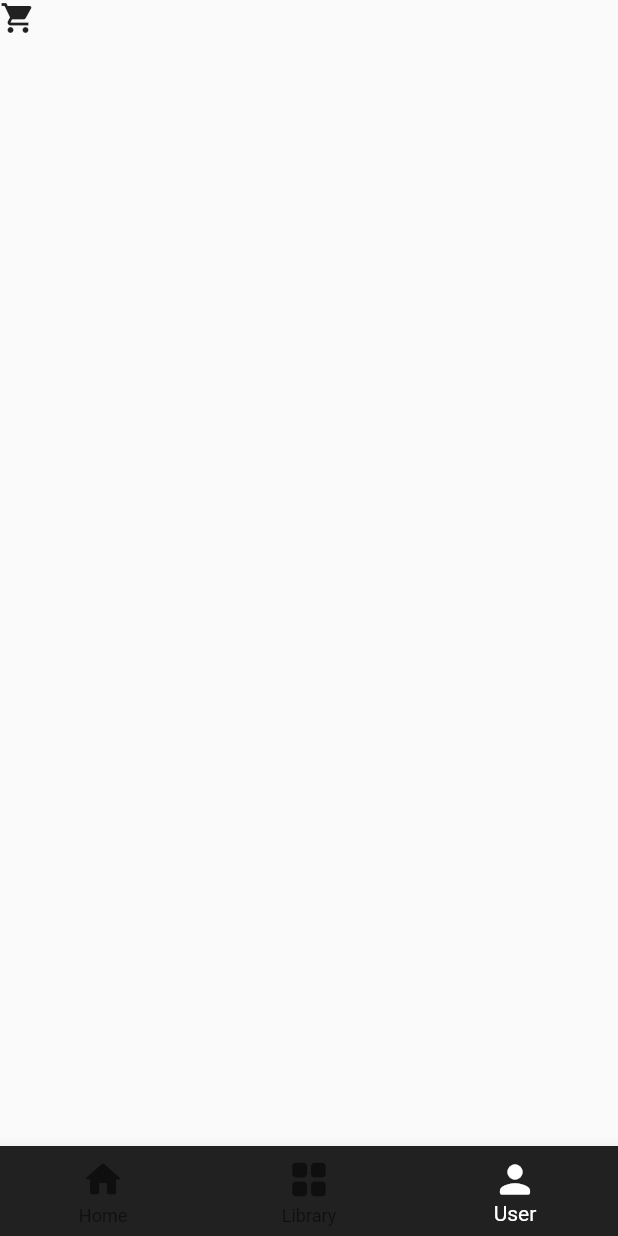
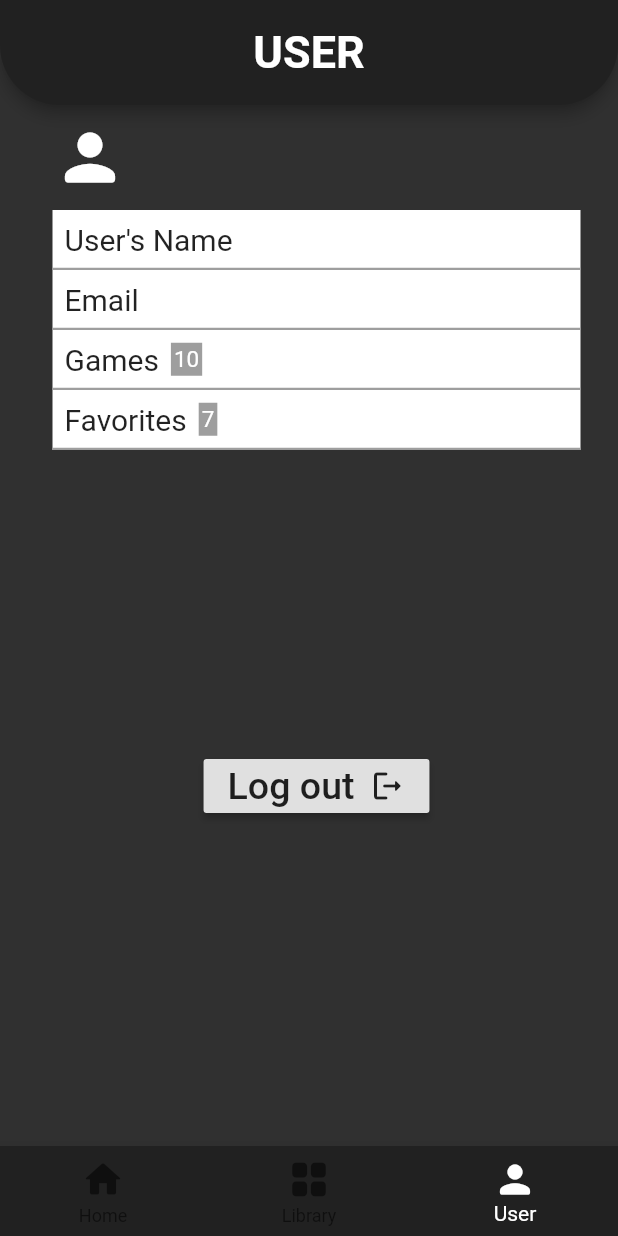
Before and after one commit to axel0915/GameApp, a Flutter app: the HomeNavigatorBar screen opened directly, item 3 of the bottom bar chosen, on a phone screen of 412 x 824 dp. Run offline on Flutter 3.47's test engine with Material 2 defaults, Android fonts, the phone set to English and light mode, and no system bars; our stand-ins replace cloud_firestore, firebase_auth, firebase_core, flutter_dotenv; missing offline and left inert: flutterfire_ui; accounts and stored records are empty; network calls fail.

Commit message:
UserScreen (borrador)

```diff
--- a/lib/Pantallas/HomeNavigatorBar.dart
+++ b/lib/Pantallas/HomeNavigatorBar.dart
@@ -4,6 +4,7 @@ import 'package:flutter/material.dart';
 import 'package:projecte/Pantallas/HomeScreen.dart';
 import 'package:projecte/Pantallas/LibraryScreen.dart';
 import 'package:projecte/widgets/Joc.dart';
+import 'package:projecte/Pantallas/UserScreen.dart';
 
 class HomeNavigatorBar extends StatefulWidget {
   const HomeNavigatorBar({Key? key}) : super(key: key);
@@ -27,7 +28,7 @@ class _HomeNavigatorBarState extends State<HomeNavigatorBar> {
     } else if (_selectedIndex == 1) {
       return LibraryScreen();
     } else {
-      return const Icon(Icons.shopping_cart);
+      return UserScreen();
     }
   }
 
--- a/lib/Pantallas/HomeScreen.dart
+++ b/lib/Pantallas/HomeScreen.dart
@@ -124,6 +124,7 @@ class GamesColumn extends StatelessWidget {
   final List<Joc>? Xboxgames;
   final List<Joc>? Sonygames;
   final List<Joc>? ratinggames;
+
 
   @override
   Widget build(BuildContext context) {
--- /dev/null
+++ b/lib/Pantallas/UserScreen.dart
@@ -0,0 +1,164 @@
+import 'package:flutter/material.dart';
+
+class UserScreen extends StatelessWidget {
+  late String titol = "USER";
+
+  @override
+  Widget build(BuildContext context) {
+    return Scaffold(
+      appBar: AppBar(
+        automaticallyImplyLeading: false,
+        toolbarHeight: 70,
+        shadowColor: Colors.black,
+        shape: RoundedRectangleBorder(
+          borderRadius: BorderRadius.only(
+            bottomLeft: Radius.circular(40),
+            bottomRight: Radius.circular(40),
+          ),
+        ),
+        title: Text(
+          titol,
+          style: TextStyle(
+            fontSize: 30,
+            color: Colors.white,
+            fontWeight: FontWeight.bold,
+          ),
+        ),
+        centerTitle: true,
+        backgroundColor: Colors.grey[900],
+      ),
+      backgroundColor: Colors.grey[850],
+      body: Padding(
+        padding: const EdgeInsets.fromLTRB(35, 10, 25, 10),
+        child: Column(
+          crossAxisAlignment: CrossAxisAlignment.center,
+          children: <Widget>[
+            Align(
+              alignment: Alignment.centerLeft,
+              child: Icon(
+                Icons.person_rounded,
+                size: 50,
+                color: Colors.white,
+              ),
+            ),
+            SizedBox(height: 10),
+            UserDataContainer(
+              texto: "User's Name",
+            ),
+            UserDataContainer(
+              texto: "Email",
+            ),
+            UserDataNumContainer(text: "Games", num: 10),
+            UserDataNumContainer(text: "Favorites", num: 7),
+            SizedBox(height: 200),
+            RaisedButton(
+              onPressed: (/*logout*/) {},
+              child: Row(
+                mainAxisSize: MainAxisSize.min,
+                children: [
+                  Text(
+                    "Log out",
+                    style: TextStyle(fontSize: 25),
+                  ),
+                  SizedBox(width: 10),
+                  Icon(Icons.logout_rounded),
+                ],
+              ),
+            ),
+          ],
+        ),
+      ),
+    );
+  }
+}
+
+class UserDataNumContainer extends StatelessWidget {
+  final String? text;
+  final int num;
+  const UserDataNumContainer({
+    required this.text,
+    required this.num,
+    Key? key,
+  }) : super(key: key);
+
+  @override
+  Widget build(BuildContext context) {
+    return Container(
+      decoration: BoxDecoration(
+        color: Colors.white,
+      ),
+      child: Column(
+        crossAxisAlignment: CrossAxisAlignment.start,
+        children: <Widget>[
+          Row(
+            children: [
+              Container(
+                child: Padding(
+                  padding: const EdgeInsets.all(8.0),
+                  child: Text(
+                    '$text',
+                    style: TextStyle(fontSize: 20),
+                  ),
+                ),
+              ),
+              Container(
+                decoration: BoxDecoration(color: Colors.grey),
+                child: Padding(
+                  padding: const EdgeInsets.all(2.0),
+                  child: Text(
+                    '$num',
+                    style: TextStyle(
+                        fontSize: 15,
+                        //backgroundColor: Colors.grey,
+                        color: Colors.white),
+                  ),
+                ),
+              ),
+            ],
+          ),
+          Divider(
+            color: Colors.grey,
+            thickness: 1.5,
+            height: 1,
+          ),
+        ],
+      ),
+    );
+  }
+}
+
+class UserDataContainer extends StatelessWidget {
+  final String? texto;
+  const UserDataContainer({
+    required this.texto,
+    Key? key,
+  }) : super(key: key);
+
+  @override
+  Widget build(BuildContext context) {
+    return Container(
+      decoration: BoxDecoration(
+        color: Colors.white,
+      ),
+      child: Column(
+        crossAxisAlignment: CrossAxisAlignment.start,
+        children: <Widget>[
+          Container(
+            child: Padding(
+              padding: const EdgeInsets.all(8.0),
+              child: Text(
+                '$texto',
+                style: TextStyle(fontSize: 20),
+              ),
+            ),
+          ),
+          Divider(
+            color: Colors.grey,
+            thickness: 1.5,
+            height: 1,
+          ),
+        ],
+      ),
+    );
+  }
+}
```
